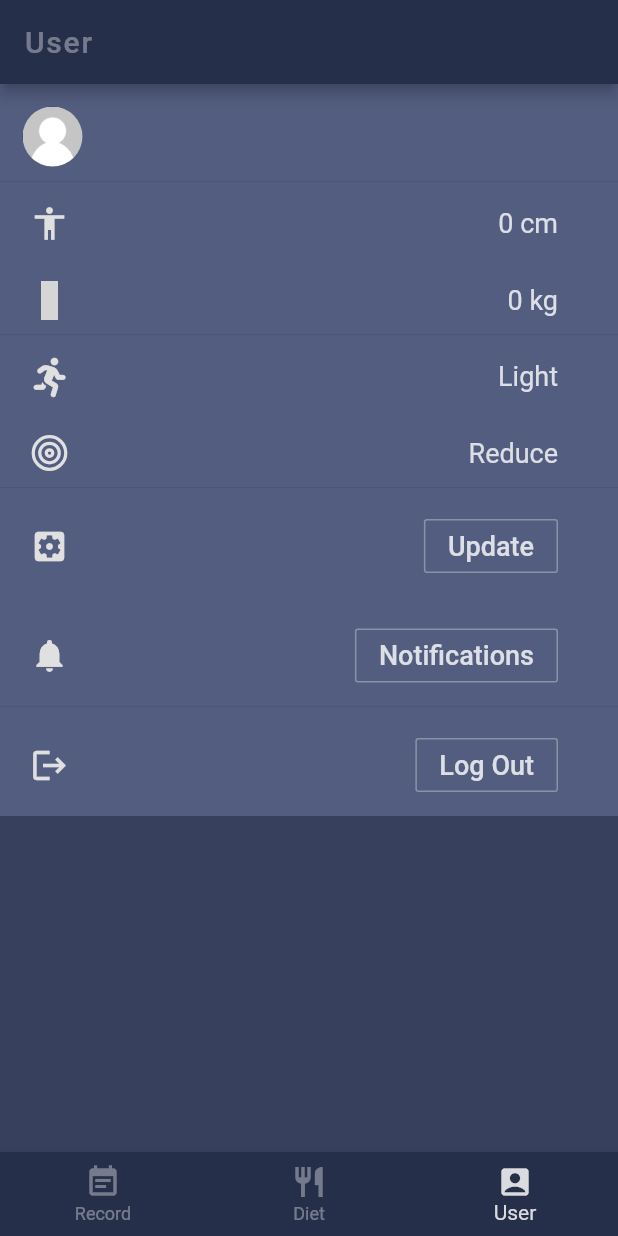
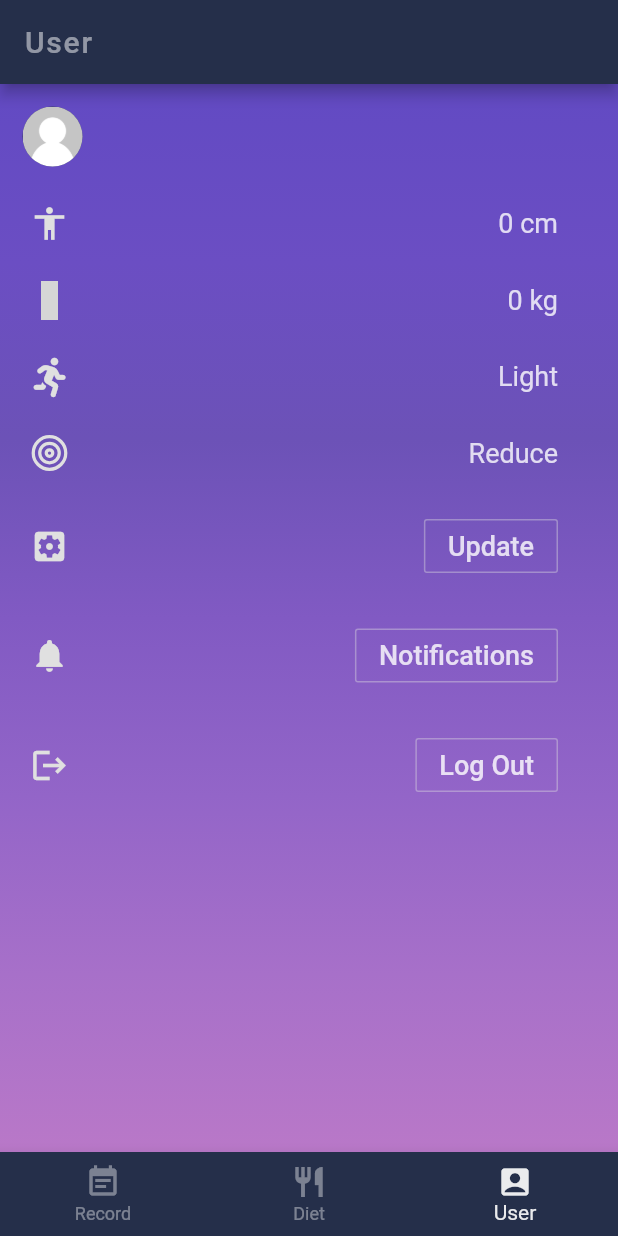
Before and after one commit to Yaozu-Xu/Dieta, a Flutter app: the UserScreen screen opened by its route, on a phone screen of 412 x 824 dp. Run offline on Flutter 3.47's test engine with Material 2 defaults, Android fonts, the phone set to English and light mode, and no system bars; our stand-ins replace cloud_firestore, firebase_auth, firebase_core, flutter_dotenv, flutter_icons, flutter_local_notifications and 6 more; accounts and stored records are empty; grey boxes are pictures that could not be loaded.

```diff
--- a/lib/src/screens/user_screen.dart
+++ b/lib/src/screens/user_screen.dart
@@ -3,6 +3,7 @@ import 'package:flutter/material.dart';
 import 'package:flutter_redux/flutter_redux.dart';
 import 'package:fyp_dieta/src/redux/states/app_state.dart';
 import 'package:fyp_dieta/src/redux/states/user_state.dart';
+import 'package:fyp_dieta/src/widgets/layouts/linear_gradient.dart';
 import 'package:fyp_dieta/src/widgets/layouts/user_stream_builder.dart';
 import 'package:fyp_dieta/src/widgets/buttons/bottom_buttons.dart';
 import 'package:fyp_dieta/src/assets/constants.dart';
@@ -195,7 +196,6 @@ class _UserScreenState extends State<UserScreen> {
   Widget _buildListItem(BuildContext context, Widget child) {
     return Container(
       padding: const EdgeInsets.fromLTRB(15, 15, 0, 10),
-      color: Theme.of(context).cardColor,
       child: child,
     );
   }
@@ -203,7 +203,6 @@ class _UserScreenState extends State<UserScreen> {
   Widget _buildRowWitBtn({BuildContext context, IconData icon, Widget child}) {
     return Container(
         padding: const EdgeInsets.fromLTRB(15, 15, 0, 10),
-        color: Theme.of(context).cardColor,
         child: Row(
           children: <Widget>[
             Container(
@@ -224,7 +223,6 @@ class _UserScreenState extends State<UserScreen> {
       {BuildContext context, IconData icon, String label}) {
     return Container(
       padding: const EdgeInsets.fromLTRB(15, 15, 0, 10),
-      color: Theme.of(context).cardColor,
       child: Row(
         children: <Widget>[
           Container(
@@ -245,21 +243,19 @@ class _UserScreenState extends State<UserScreen> {
   Widget build(BuildContext context) {
     return Scaffold(
         appBar: AppBar(
-          title: Text('User',
-              style: TextStyle(
-                  letterSpacing: 1.2,
-                  color: Colors.grey[200].withOpacity(0.4))),
+          title: Text('User', style: appBarStyle),
           backgroundColor: Theme.of(context).secondaryHeaderColor,
           automaticallyImplyLeading: false,
         ),
         bottomNavigationBar: const BottomButtons(2),
         backgroundColor: Theme.of(context).primaryColorDark,
-        body: UserStreamBuilder(
-            buildedWidget: StoreConnector<AppState, UserState>(
+        body: GradientContainer(
+            child: UserStreamBuilder(
+                buildedWidget: StoreConnector<AppState, UserState>(
           converter: (Store<AppState> store) => store.state.userState,
           builder: (BuildContext context, UserState userState) {
             return _buildMenuList(context, userState);
           },
-        )));
+        ))));
   }
 }
--- a/lib/src/widgets/buttons/bottom_buttons.dart
+++ b/lib/src/widgets/buttons/bottom_buttons.dart
@@ -30,6 +30,7 @@ class _BottomButtonsState extends State<BottomButtons> {
   @override
   Widget build(BuildContext context) {
     return BottomNavigationBar(
+
       items: const <BottomNavigationBarItem>[
         BottomNavigationBarItem(icon: Icon(Icons.event_note), label: 'Record'),
         BottomNavigationBarItem(icon: Icon(Icons.restaurant), label: 'Diet'),
@@ -37,8 +38,8 @@ class _BottomButtonsState extends State<BottomButtons> {
       ],
       backgroundColor: Theme.of(context).bottomAppBarColor,
       currentIndex: widget._currentIndex,
-      selectedItemColor: Colors.grey[200].withOpacity(0.9),
-      unselectedItemColor: Colors.grey[200].withOpacity(0.4),
+      selectedItemColor: Colors.white.withOpacity(0.9),
+      unselectedItemColor: Colors.white.withOpacity(0.4),
       onTap: _onItemTapped,
     );
   }
--- a/lib/src/widgets/cards/calories_card.dart
+++ b/lib/src/widgets/cards/calories_card.dart
@@ -1,6 +1,7 @@
 import 'package:fyp_dieta/src/assets/constants.dart';
 import 'package:fyp_dieta/src/widgets/common/step_counter.dart';
 import 'package:flutter/material.dart';
+import 'package:fyp_dieta/src/widgets/layouts/frosted_glass.dart';
 
 class CaloriesCard extends StatefulWidget {
   const CaloriesCard(
@@ -85,8 +86,8 @@ class _CaloriesCardState extends State<CaloriesCard> {
 
   @override
   Widget build(BuildContext context) {
-    return Card(
-      color: Theme.of(context).cardColor,
+    return FrostedGlass(
+      height: 270,
       margin: const EdgeInsets.fromLTRB(10, 20, 10, 0),
       child: Wrap(
         children: <Widget>[
--- a/lib/src/widgets/cards/diet_card.dart
+++ b/lib/src/widgets/cards/diet_card.dart
@@ -17,7 +17,6 @@ class DietCard extends StatelessWidget {
   Widget build(BuildContext context) {
     return Card(
       margin: const EdgeInsets.all(20),
-      color: Colors.white,
       child: Column(children: <Widget>[
         Container(
             margin: const EdgeInsets.all(20),
--- a/lib/src/widgets/layouts/select_list.dart
+++ b/lib/src/widgets/layouts/select_list.dart
@@ -108,7 +108,8 @@ class SelectList extends StatelessWidget {
           } else {
             // is loading
             developer.log('loading');
-            renderedList = const Text('loading');
+            renderedList =
+                Text('loading', style: labelStyle.copyWith(fontSize: 16));
           }
           return renderedList;
         });
```
Also changed, not shown: lib/src/screens/diet_screen.dart (+11 -9 lines), lib/src/screens/food_screen.dart (+24 -14 lines), lib/src/screens/home_screen.dart (+7 -6 lines), lib/src/widgets/buttons/food_naviagtor_bottons.dart (+5 -3 lines), lib/src/widgets/cards/food_card.dart (+8 -9 lines), lib/src/widgets/cards/weight_info_card.dart (+11 -14 lines), lib/src/widgets/inputs/search_form.dart (+8 -5 lines).
